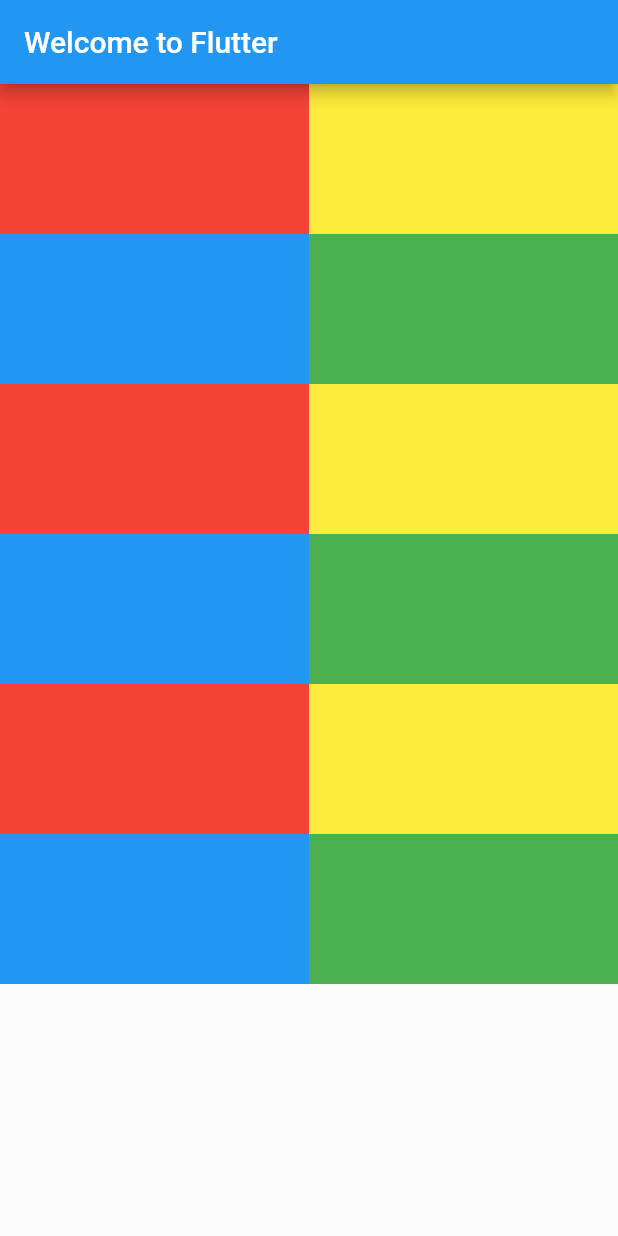
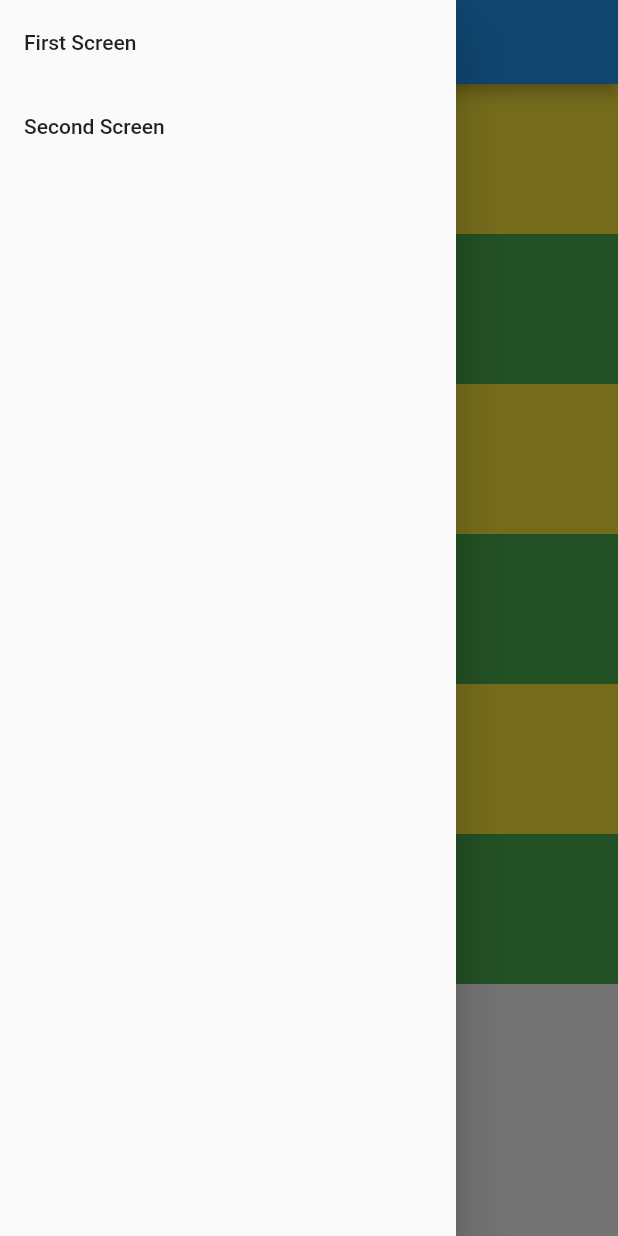
Before and after one commit to marcgc21/cp110-ddapm, a Flutter app: the screen it shows after launch, with the side drawer open (before the commit the screen has no drawer), on a phone screen of 412 x 824 dp. Run offline on Flutter 3.47's test engine with Material 2 defaults, Android fonts, the phone set to English and light mode, and no system bars.

Commit message:
Added 02-Drawer and Navigation information

```diff
--- /dev/null
+++ b/flutter/flutter_app_cp110/lib/FirstRoute.dart
@@ -0,0 +1,15 @@
+import 'package:flutter/material.dart';
+
+class FirstRoute extends StatelessWidget {
+  @override
+  Widget build(BuildContext context) {
+    return Scaffold(
+        appBar: AppBar(
+          title: Text('First Route'),
+        ),
+        body: Center(
+          child: Text('First Route'),
+        )
+    );
+  }
+}
--- /dev/null
+++ b/flutter/flutter_app_cp110/lib/MyDrawer.dart
@@ -0,0 +1,37 @@
+import 'package:flutter/material.dart';
+import 'package:flutter_app_cp110/FirstRoute.dart';
+import 'package:flutter_app_cp110/SecondRoute.dart';
+
+class MyDrawer extends StatelessWidget {
+  const MyDrawer({
+    Key key,
+  }) : super(key: key);
+
+  @override
+  Widget build(BuildContext context) {
+    return Drawer(
+      child: ListView(
+        children: [
+          ListTile(
+            title: Text("First Screen"),
+            onTap: (){
+              Navigator.push(
+                context,
+                MaterialPageRoute(builder: (context) => FirstRoute()),
+              );
+            },
+          ),
+          ListTile(
+            title: Text("Second Screen"),
+            onTap: (){
+              Navigator.push(
+                context,
+                MaterialPageRoute(builder: (context) => SecondRoute()),
+              );
+            },
+          ),
+        ],
+      ),
+    );
+  }
+}
--- a/flutter/flutter_app_cp110/lib/main.dart
+++ b/flutter/flutter_app_cp110/lib/main.dart
@@ -1,5 +1,6 @@
 import 'package:flutter/material.dart';
 import 'package:flutter_app_cp110/MyColumn.dart';
+import 'package:flutter_app_cp110/MyDrawer.dart';
 
 void main() => runApp(MyApp());
 
@@ -9,6 +10,7 @@ class MyApp extends StatelessWidget {
     return MaterialApp(
       title: 'Welcome to Flutter',
       home: Scaffold(
+        drawer: MyDrawer(),
         appBar: AppBar(
           title: Text('Welcome to Flutter'),
         ),
```
Also changed, not shown: flutter/flutter_app_cp110/lib/SecondRoute.dart (added, +20 -0 lines).
